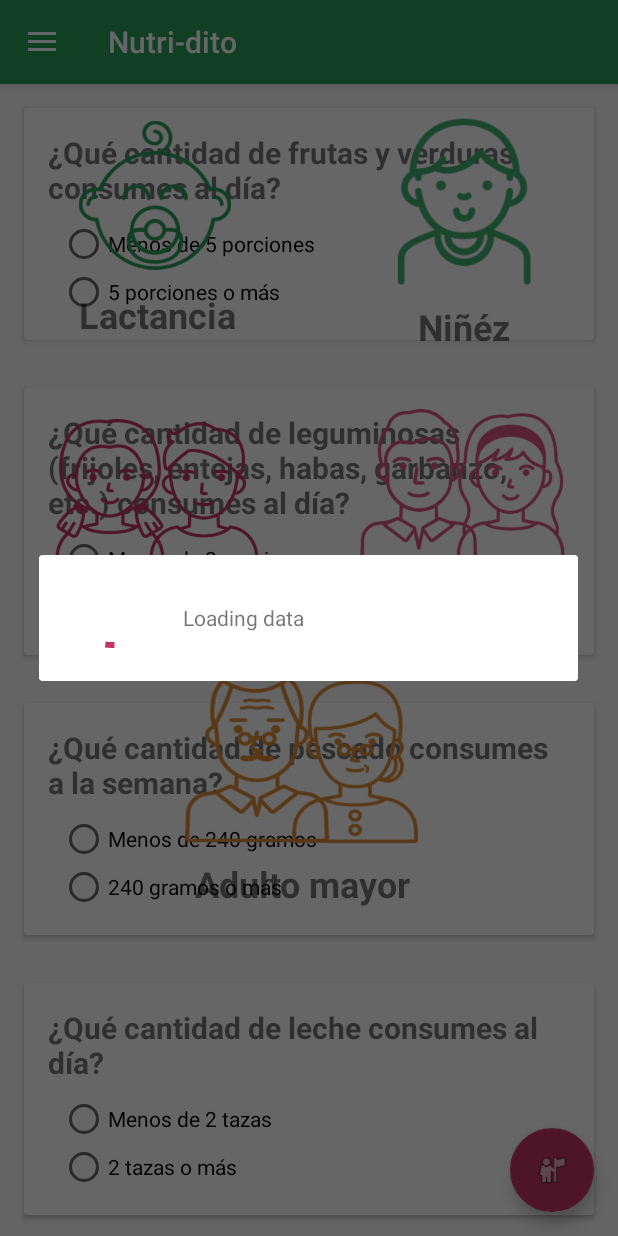
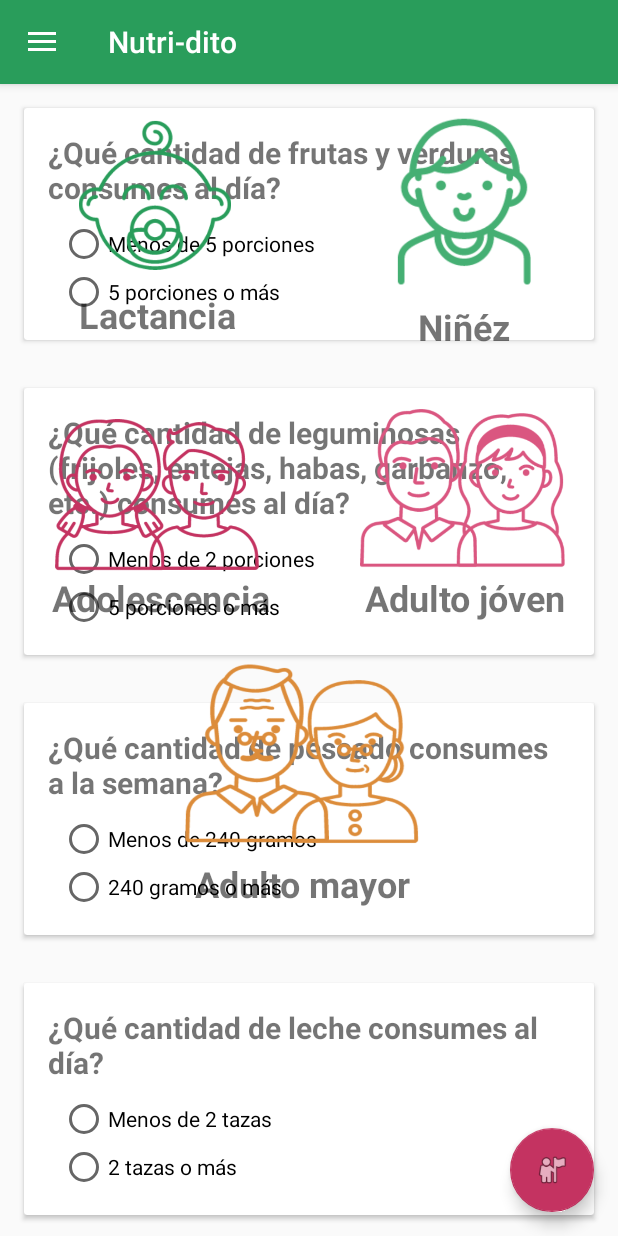
Before and after one commit to AbnerLop/LNB, an Android app: the fragment ProfileFragment placed in its activity, on a phone screen of 412 x 824 dp. Run offline under Robolectric (Android 15) with nearby library versions, the light colour scheme and no system bars; our stand-ins replace Firebase (no records; nobody signed in at launch, a user with empty details on screens opened directly); libraries missing offline, so code that uses them is left out: com.firebase.ui.

Commit message:
preguntas bug

```diff
--- a/app/src/main/java/edu/itesm/lnb/Fragments/ProfileFragment.java
+++ b/app/src/main/java/edu/itesm/lnb/Fragments/ProfileFragment.java
@@ -171,6 +171,7 @@ public class ProfileFragment extends Fragment {
 
         adapter = new QAdapter(listItems, getActivity());
         recyclerView.setAdapter(adapter);
+        progressDialog.dismiss();
     }
 
     // TODO: Rename method, update argument and hook method into UI event
```
